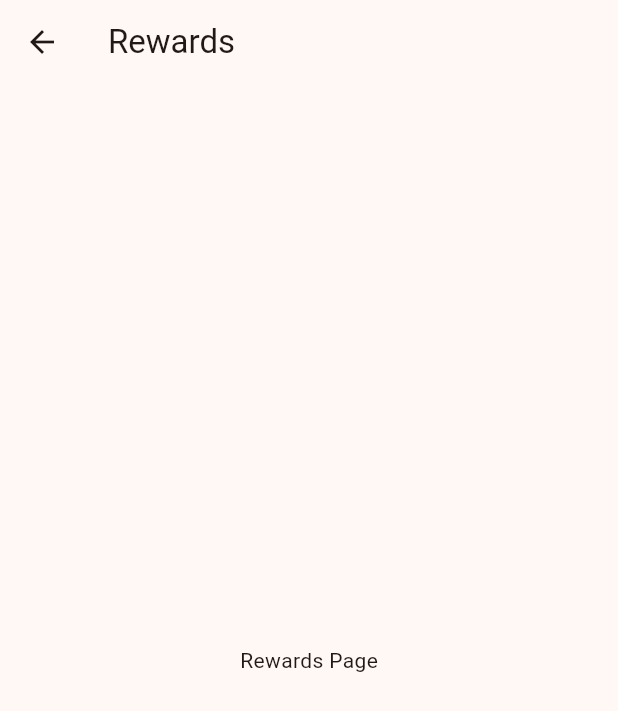
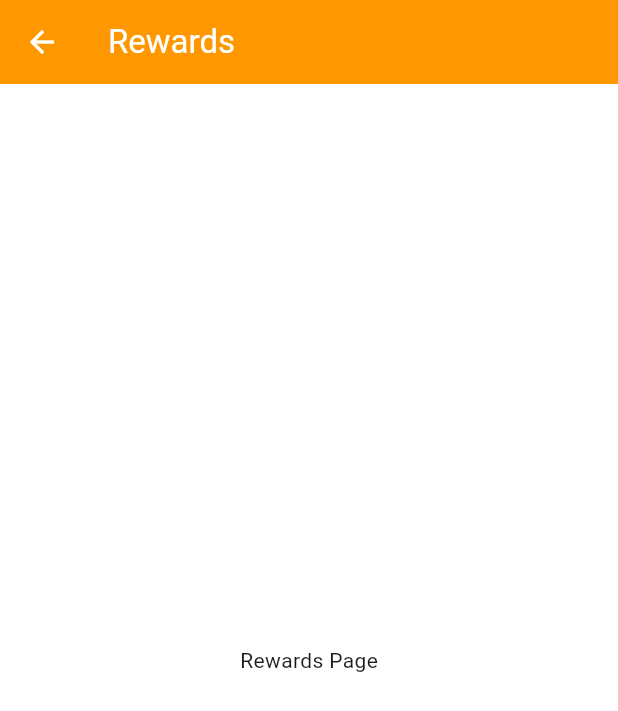
Before and after one commit to GogoPro27/CirclUp, a Flutter app: the screen it shows after launch, item 2 of the bottom bar chosen, on a phone screen of 412 x 824 dp. Shown: the top 711 px of the screen. Run offline on Flutter 3.47's test engine with Material 3 defaults, Android fonts, the phone set to English and light mode, and no system bars.

Commit message:
code refactor

```diff
--- a/lib/main.dart
+++ b/lib/main.dart
@@ -1,8 +1,7 @@
 import 'package:flutter/material.dart';
+import 'utils/constants.dart';
 import 'screens/home_screen.dart';
-import 'screens/rewards_screen.dart';
-import 'screens/notifications_screen.dart';
-import 'screens/profile_screen.dart';
+import 'navigation/route_generator.dart'; // Import the route generator
 
 void main() {
   runApp(const MyApp());
@@ -14,18 +13,22 @@ class MyApp extends StatelessWidget {
   @override
   Widget build(BuildContext context) {
     return MaterialApp(
-      title: 'CirclUp App',
+      title: 'Circl Up',
       theme: ThemeData(
-        colorScheme: ColorScheme.fromSeed(seedColor: Colors.orange),
-        useMaterial3: true,
+        primaryColor: kPrimaryColor,
+        scaffoldBackgroundColor: const Color.fromARGB(255, 255, 255, 255),
+        appBarTheme: const AppBarTheme(
+          backgroundColor: kPrimaryColor,
+          foregroundColor: Colors.white, // Text/Icon color
+        ),
+        bottomNavigationBarTheme: const BottomNavigationBarThemeData(
+          backgroundColor: Color.fromARGB(255, 255, 255, 255),
+          selectedItemColor: kPrimaryColor,
+          unselectedItemColor: kSecondaryColor,
+        ),
       ),
-      initialRoute: '/',
-      routes: {
-        '/': (context) => const HomeScreen(),
-        '/rewards': (context) => const RewardsScreen(),
-        '/notifications': (context) => const NotificationsScreen(),
-        '/profile': (context) => const ProfileScreen(),
-      },
+      initialRoute: '/', // Define the initial route
+      onGenerateRoute: RouteGenerator.generateRoute, // Use the route generator
     );
   }
 }
--- /dev/null
+++ b/lib/navigation/route_generator.dart
@@ -0,0 +1,26 @@
+import 'package:flutter/material.dart';
+import 'package:circl_up_app/screens/home_screen.dart';
+import 'package:circl_up_app/screens/rewards_screen.dart';
+import 'package:circl_up_app/screens/notifications_screen.dart';
+import 'package:circl_up_app/screens/profile_screen.dart';
+
+class RouteGenerator {
+  static Route<dynamic> generateRoute(RouteSettings settings) {
+    switch (settings.name) {
+      case '/':
+        return MaterialPageRoute(builder: (_) => const HomeScreen());
+      case '/rewards':
+        return MaterialPageRoute(builder: (_) => const RewardsScreen());
+      case '/notifications':
+        return MaterialPageRoute(builder: (_) => const NotificationsScreen());
+      case '/profile':
+        return MaterialPageRoute(builder: (_) => const ProfileScreen());
+      default:
+        return MaterialPageRoute(
+          builder: (_) => Scaffold(
+            body: Center(child: Text('No route defined for ${settings.name}')),
+          ),
+        );
+    }
+  }
+}
--- /dev/null
+++ b/lib/utils/constants.dart
@@ -0,0 +1,6 @@
+import 'package:flutter/material.dart';
+
+const kPrimaryColor = Colors.orange;
+const kSecondaryColor = Colors.grey;
+
+const kAssetsPath = 'assets/';
```
Also changed, not shown: lib/data/mock_data.dart (added, +31 -0 lines), lib/screens/home_screen.dart (+33 -172 lines), lib/services/filter_service.dart (added, +10 -0 lines), lib/widgets/filter_button.dart (added, +34 -0 lines), lib/widgets/marker_button.dart (added, +41 -0 lines), lib/widgets/navigation_bar.dart (added, +37 -0 lines).
